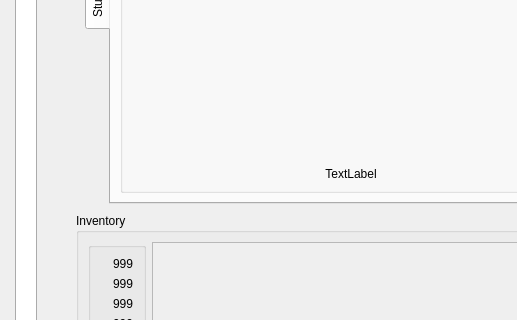
First picture: the form in assets/ui/main.ui, repository pierce-smith1/aor, before the edit; both pictures show x 0 to 517 and y 212 to 532 of the 1300 by 850 pixel window.
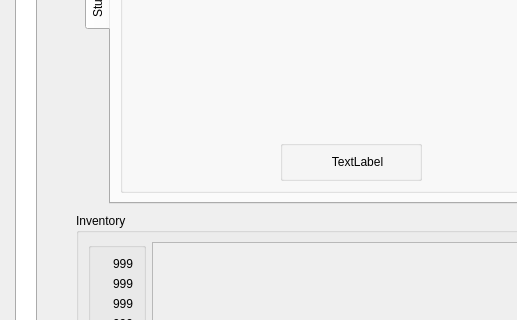
Second picture: the form after the edit. Icons and pictures are not drawn.

The edit to the form file:
```diff
--- a/assets/ui/main.ui
+++ b/assets/ui/main.ui
@@ -1206,8 +1206,26 @@
                    </property>
                   </widget>
                  </item>
-                 <item row="2" column="1">
+                 <item row="2" column="2">
+                  <widget class="QGroupBox" name="groupBox">
+                   <property name="sizePolicy">
+                    <sizepolicy hsizetype="Preferred" vsizetype="Maximum">
+                     <horstretch>0</horstretch>
+                     <verstretch>0</verstretch>
+                    </sizepolicy>
+                   </property>
+                   <property name="title">
+                    <string/>
+                   </property>
+                   <layout class="QHBoxLayout" name="horizontalLayout_5">
+                    <item>
                   <widget class="QLabel" name="label_6">
+                      <property name="sizePolicy">
+                       <sizepolicy hsizetype="Maximum" vsizetype="Preferred">
+                        <horstretch>0</horstretch>
+                        <verstretch>0</verstretch>
+                       </sizepolicy>
+                      </property>
                    <property name="text">
                     <string/>
                    </property>
@@ -1219,20 +1237,17 @@
                    </property>
                   </widget>
                  </item>
-                 <item row="2" column="2">
+                    <item>
                   <widget class="QLabel" name="lore_label">
-                   <property name="sizePolicy">
-                    <sizepolicy hsizetype="Preferred" vsizetype="Maximum">
-                     <horstretch>0</horstretch>
-                     <verstretch>0</verstretch>
-                    </sizepolicy>
-                   </property>
                    <property name="text">
                     <string>TextLabel</string>
                    </property>
                    <property name="alignment">
                     <set>Qt::AlignCenter</set>
                    </property>
+                     </widget>
+                    </item>
+                   </layout>
                   </widget>
                  </item>
                 </layout>
```
Lines whose indentation alone changed are shown as unchanged.
